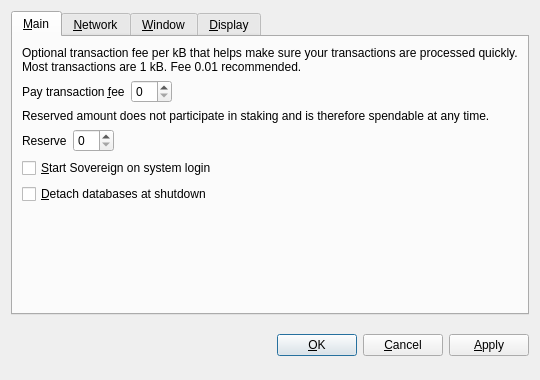
Old version of the form src/qt/forms/optionsdialog.ui in the repository raskul/SOV.
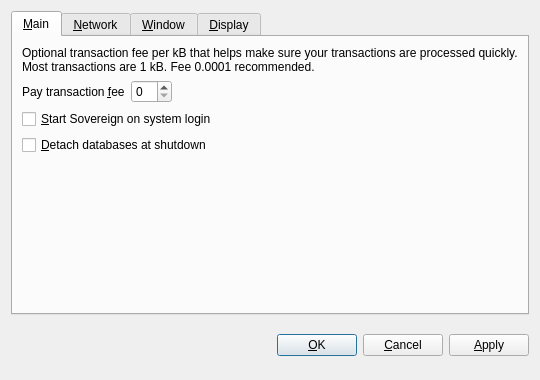
New version of the form. Custom widgets are drawn as their Qt base class.

Commit message:
Sovereign Cryptocurrency
British COIN

The edit to the form file:
```diff
--- a/src/qt/forms/optionsdialog.ui
+++ b/src/qt/forms/optionsdialog.ui
@@ -33,7 +33,7 @@
        <item>
         <widget class="QLabel" name="transactionFeeInfoLabel">
          <property name="text">
-          <string>Optional transaction fee per kB that helps make sure your transactions are processed quickly. Most transactions are 1 kB. Fee 0.01 recommended.</string>
+          <string>Optional transaction fee per kB that helps make sure your transactions are processed quickly. Most transactions are 1 kB. Fee 0.0001 recommended.</string>
          </property>
          <property name="textFormat">
           <enum>Qt::PlainText</enum>
@@ -44,7 +44,7 @@
         </widget>
        </item>
        <item>
-        <layout class="QHBoxLayout" name="horizontalLayoutFee">
+        <layout class="QHBoxLayout" name="horizontalLayout_Main">
          <item>
           <widget class="QLabel" name="transactionFeeLabel">
            <property name="text">
@@ -59,10 +59,10 @@
           </widget>
          </item>
          <item>
-          <widget class="BitcoinAmountField" name="transactionFee"/>
+          <widget class="SovereignAmountField" name="transactionFee"/>
          </item>
          <item>
-          <spacer name="horizontalSpacerFee">
+          <spacer name="horizontalSpacer_Main">
            <property name="orientation">
             <enum>Qt::Horizontal</enum>
            </property>
@@ -77,53 +77,7 @@
         </layout>
        </item>
        <item>
-        <widget class="QLabel" name="reserveBalanceInfoLabel">
-         <property name="text">
-          <string>Reserved amount does not participate in staking and is therefore spendable at any time.</string>
-         </property>
-         <property name="textFormat">
-          <enum>Qt::PlainText</enum>
-         </property>
-         <property name="wordWrap">
-          <bool>true</bool>
-         </property>
-        </widget>
-       </item>
-       <item>
-        <layout class="QHBoxLayout" name="horizontalLayoutReserveBalance">
-         <item>
-          <widget class="QLabel" name="reserveBalanceLabel">
-           <property name="text">
-            <string>Reserve</string>
-           </property>
-           <property name="textFormat">
-            <enum>Qt::PlainText</enum>
-           </property>
-           <property name="buddy">
-            <cstring>reserveBalance</cstring>
-           </property>
-          </widget>
-         </item>
-         <item>
-          <widget class="BitcoinAmountField" name="reserveBalance"/>
-         </item>
-         <item>
-          <spacer name="horizontalSpacerReserveBalance">
-           <property name="orientation">
-            <enum>Qt::Horizontal</enum>
-           </property>
-           <property name="sizeHint" stdset="0">
-            <size>
-             <width>40</width>
-             <height>20</height>
-            </size>
-           </property>
-          </spacer>
-         </item>
-        </layout>
-       </item>
-       <item>
-        <widget class="QCheckBox" name="bitcoinAtStartup">
+        <widget class="QCheckBox" name="SovereignAtStartup">
          <property name="toolTip">
           <string>Automatically start Sovereign after logging in to the system.</string>
          </property>
@@ -198,7 +152,7 @@
           </widget>
          </item>
          <item>
-          <widget class="QValidatedLineEdit" name="proxyIp">
+          <widget class="QValidatedLineEdit" name="proxyIp" native="true">
            <property name="maximumSize">
             <size>
              <width>140</width>
@@ -389,16 +343,6 @@
          </property>
         </widget>
        </item>
-       <item>
-        <widget class="QCheckBox" name="coinControlFeatures">
-         <property name="toolTip">
-          <string>Whether to show coin control features or not.</string>
-         </property>
-         <property name="text">
-          <string>Display coin &amp;control features (experts only!)</string>
-         </property>
-        </widget>
-       </item>
        <item>
         <spacer name="verticalSpacer_Display">
          <property name="orientation">
@@ -496,7 +440,12 @@
  </widget>
  <customwidgets>
   <customwidget>
-   <class>BitcoinAmountField</class>
+   <class>QValidatedLineEdit</class>
+   <extends>QWidget</extends>
+   <header>qvalidatedlineedit.h</header>
+  </customwidget>
+  <customwidget>
+   <class>SovereignAmountField</class>
    <extends>QSpinBox</extends>
    <header>bitcoinamountfield.h</header>
   </customwidget>
@@ -505,11 +454,6 @@
    <extends>QComboBox</extends>
    <header>qvaluecombobox.h</header>
   </customwidget>
-  <customwidget>
-   <class>QValidatedLineEdit</class>
-   <extends>QLineEdit</extends>
-   <header>qvalidatedlineedit.h</header>
-  </customwidget>
  </customwidgets>
  <resources/>
  <connections/>
```
Left out of the diff: 2 changed lines with no effect on the pictures. The commit also changes 656 other files.
